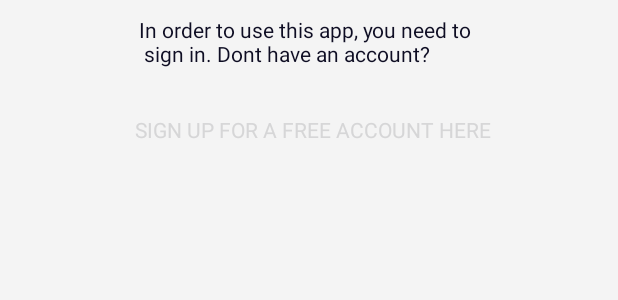
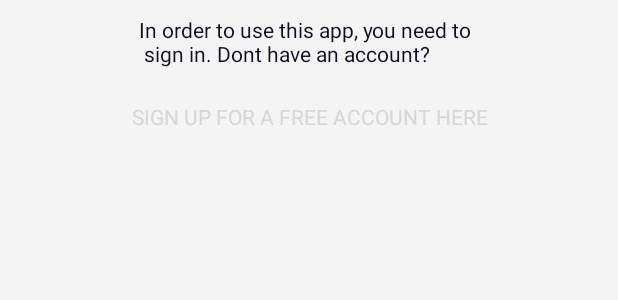
Before and after one commit to bannedas/homesecurityp3, an Android app: the layout activity_login.xml on its own in the app's theme, with its tools: preview values and no code run, on a phone screen of 412 x 824 dp. Shown: the part 331-631 px from the top of the screen. Run offline under Robolectric (Android 15) with nearby library versions, the phone set to English and light mode, and no system bars; Roboto replaces fonts that are not available here.

Commit message:
Fixed that annoying signup text field not reacting

```diff
--- a/android/app/src/main/res/layout/activity_login.xml
+++ b/android/app/src/main/res/layout/activity_login.xml
@@ -130,24 +130,25 @@
 
     <TextView
         android:id="@+id/textViewSignUpId"
-        android:layout_width="237dp"
-        android:layout_height="24dp"
+        android:layout_width="287dp"
+        android:layout_height="52dp"
         android:layout_marginStart="8dp"
-        android:layout_marginTop="8dp"
+        android:layout_marginTop="13dp"
         android:layout_marginEnd="8dp"
         android:layout_marginBottom="8dp"
         android:clickable="true"
+        android:duplicateParentState="true"
         android:focusable="true"
         android:focusableInTouchMode="true"
         android:fontFamily="@font/roboto"
         android:onClick="onClick"
         android:text="@string/text_view_clickable_sign_up"
+        android:textAlignment="center"
         android:textColor="@color/com_facebook_button_background_color_selected"
         android:textStyle="normal"
         app:layout_constraintBottom_toBottomOf="parent"
         app:layout_constraintEnd_toEndOf="parent"
-        app:layout_constraintHorizontal_bias="0.518"
         app:layout_constraintStart_toStartOf="parent"
-        app:layout_constraintTop_toTopOf="parent"
-        app:layout_constraintVertical_bias="0.369" />
+        app:layout_constraintTop_toBottomOf="@+id/textViewDontHaveAnAccountId"
+        app:layout_constraintVertical_bias="0.019" />
 </android.support.constraint.ConstraintLayout>
```
